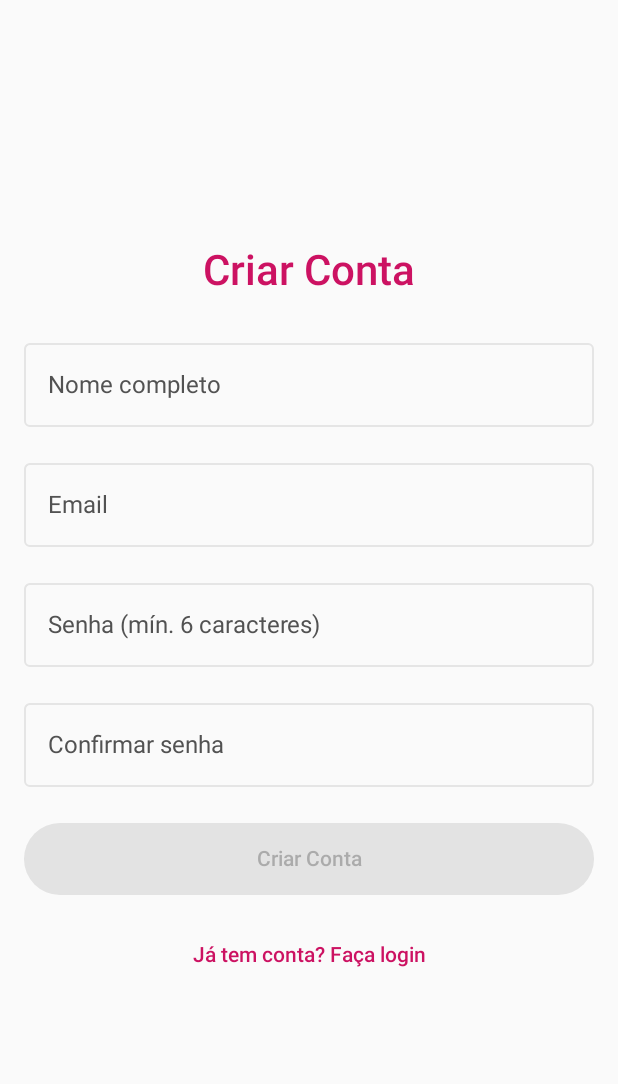
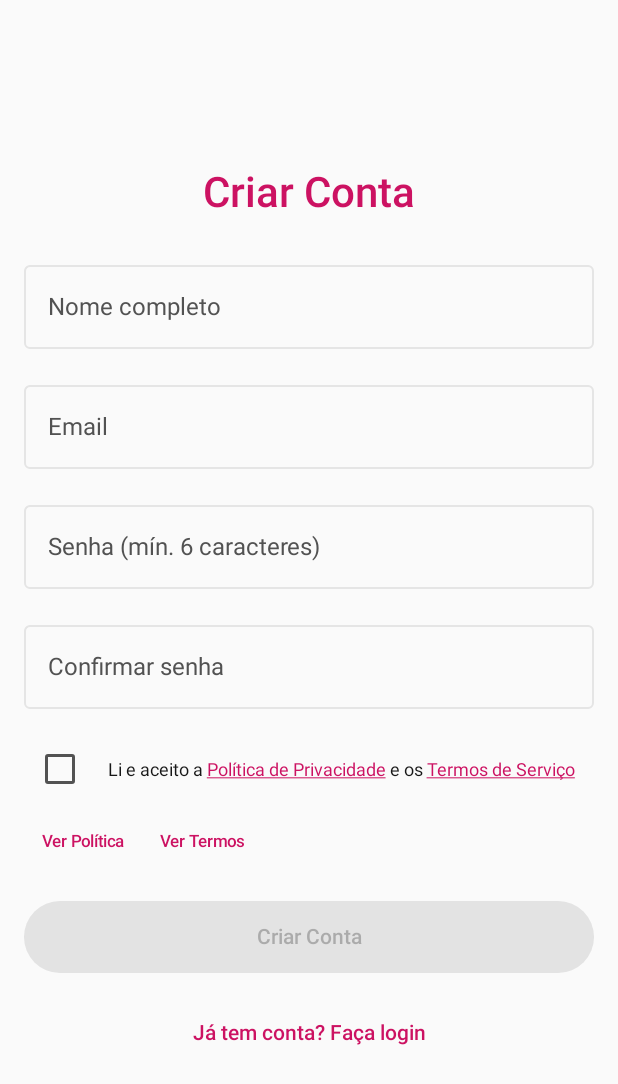
Before and after one commit to imaxcodeco/cycletrack-app, an Android app built with Jetpack Compose: the screen it shows after launch (MainActivity), after a tap on "Não tem conta? Crie uma", on a phone screen of 412 x 824 dp. Shown: the top 1084 px of the screen. Run offline under Robolectric (Android 15) with nearby library versions, the phone set to English and light mode, and no system bars; our stand-ins replace Dagger/Hilt's generated code, Firebase (no records; nobody signed in at launch, a user with empty details on screens opened directly), Timber; libraries missing offline, so code that uses them is left out: io.realm; 3 statements that could not run were skipped.

Commit message:
fix: address LGPD/legal compliance gaps found in pre-launch audit
- Add explicit consent checkbox at signup (required to enable "Criar Conta"),
  with clickable links to hosted Política de Privacidade and Termos de Serviço.
  LGPD Art. 11 requires specific, highlighted consent for sensitive (health) data;
  previously there was no consent evidence captured at account creation.
- Add visible medical disclaimer on Home screen near cycle/ovulation predictions
  ("Estimativas... Não é método contraceptivo nem substitui orientação médica").
  Previously the disclaimer only existed in the Terms document, never shown in-app.
- Remove FOREGROUND_SERVICE and FOREGROUND_SERVICE_DATA_SYNC permissions:
  no <service> or setForeground/startForeground call exists in the codebase.
  Unused permission was inconsistent with "no data sync" privacy claim and could
  trigger Play Console review questions.
- Remove duplicate POST_NOTIFICATIONS permission declaration.
- Remove user email from Timber.d() logs in sign-up/sign-in/getCurrentUser
  (FirebaseAuthRepository). Stripped in release via ProGuard, but visible via
  logcat on debug/internal-testing builds.

Co-Authored-By: Claude Sonnet 5 <noreply@anthropic.com>

```diff
--- a/app/src/main/AndroidManifest.xml
+++ b/app/src/main/AndroidManifest.xml
@@ -16,11 +16,6 @@
     <uses-permission android:name="android.permission.RECEIVE_BOOT_COMPLETED" />
     <uses-permission android:name="android.permission.VIBRATE" />
     <uses-permission android:name="android.permission.WAKE_LOCK" />
-
-    <!-- App em foreground (sincronização / notificações) -->
-    <uses-permission android:name="android.permission.FOREGROUND_SERVICE" />
-    <uses-permission android:name="android.permission.FOREGROUND_SERVICE_DATA_SYNC" />
-    <uses-permission android:name="android.permission.POST_NOTIFICATIONS" />
 
     <!-- Biometria -->
     <uses-permission android:name="android.permission.USE_BIOMETRIC" />
--- a/app/src/main/java/com/seuapp/cycletrack/presentation/ui/auth/SignUpScreen.kt
+++ b/app/src/main/java/com/seuapp/cycletrack/presentation/ui/auth/SignUpScreen.kt
@@ -4,15 +4,18 @@ import androidx.compose.foundation.background
 import androidx.compose.foundation.layout.Arrangement
 import androidx.compose.foundation.layout.Box
 import androidx.compose.foundation.layout.Column
+import androidx.compose.foundation.layout.Row
 import androidx.compose.foundation.layout.Spacer
 import androidx.compose.foundation.layout.fillMaxSize
 import androidx.compose.foundation.layout.fillMaxWidth
 import androidx.compose.foundation.layout.height
 import androidx.compose.foundation.layout.padding
+import androidx.compose.foundation.layout.width
 import androidx.compose.foundation.rememberScrollState
 import androidx.compose.foundation.text.KeyboardOptions
 import androidx.compose.foundation.verticalScroll
 import androidx.compose.material3.Button
+import androidx.compose.material3.Checkbox
 import androidx.compose.material3.CircularProgressIndicator
 import androidx.compose.material3.MaterialTheme
 import androidx.compose.material3.OutlinedTextField
@@ -25,10 +28,18 @@ import androidx.compose.runtime.remember
 import androidx.compose.runtime.setValue
 import androidx.compose.ui.Alignment
 import androidx.compose.ui.Modifier
+import androidx.compose.ui.platform.LocalUriHandler
+import androidx.compose.ui.text.SpanStyle
+import androidx.compose.ui.text.buildAnnotatedString
 import androidx.compose.ui.text.input.KeyboardType
 import androidx.compose.ui.text.input.PasswordVisualTransformation
+import androidx.compose.ui.text.style.TextDecoration
+import androidx.compose.ui.text.withStyle
 import androidx.compose.ui.unit.dp
 import com.seuapp.cycletrack.presentation.ui.theme.CycleTrackDimens
+
+private const val PRIVACY_POLICY_URL = "https://imaxcodeco.github.io/cycletrack-app/"
+private const val TERMS_URL = "https://imaxcodeco.github.io/cycletrack-app/terms.html"
 
 @Composable
 fun SignUpScreen(
@@ -42,6 +53,8 @@ fun SignUpScreen(
     var name by remember { mutableStateOf("") }
     var confirmPassword by remember { mutableStateOf("") }
     var localError by remember { mutableStateOf<String?>(null) }
+    var consentChecked by remember { mutableStateOf(false) }
+    val uriHandler = LocalUriHandler.current
 
     Column(
         modifier = Modifier
@@ -116,7 +129,45 @@ fun SignUpScreen(
             )
         }
 
-        Spacer(Modifier.height(CycleTrackDimens.spacingLg))
+        Spacer(Modifier.height(CycleTrackDimens.spacingMd))
+
+        Row(
+            verticalAlignment = Alignment.CenterVertically,
+            modifier = Modifier.fillMaxWidth(),
+        ) {
+            Checkbox(
+                checked = consentChecked,
+                onCheckedChange = { consentChecked = it },
+                enabled = !isLoading,
+            )
+            Spacer(Modifier.width(CycleTrackDimens.spacingXs))
+            val consentText = buildAnnotatedString {
+                append("Li e aceito a ")
+                withStyle(SpanStyle(textDecoration = TextDecoration.Underline, color = MaterialTheme.colorScheme.primary)) {
+                    append("Política de Privacidade")
+                }
+                append(" e os ")
+                withStyle(SpanStyle(textDecoration = TextDecoration.Underline, color = MaterialTheme.colorScheme.primary)) {
+                    append("Termos de Serviço")
+                }
+            }
+            Text(
+                text = consentText,
+                style = MaterialTheme.typography.bodySmall,
+                modifier = Modifier.weight(1f),
+            )
+        }
+
+        Row(modifier = Modifier.fillMaxWidth()) {
+            TextButton(onClick = { uriHandler.openUri(PRIVACY_POLICY_URL) }) {
+                Text("Ver Política", style = MaterialTheme.typography.labelSmall)
+            }
+            TextButton(onClick = { uriHandler.openUri(TERMS_URL) }) {
+                Text("Ver Termos", style = MaterialTheme.typography.labelSmall)
+            }
+        }
+
+        Spacer(Modifier.height(CycleTrackDimens.spacingMd))
 
         Box(
             modifier = Modifier.fillMaxWidth(),
@@ -130,6 +181,7 @@ fun SignUpScreen(
                         localError = when {
                             password.length < 6 -> "A senha precisa ter pelo menos 6 caracteres."
                             password != confirmPassword -> "As senhas não coincidem."
+                            !consentChecked -> "Você precisa aceitar a Política de Privacidade e os Termos de Serviço."
                             else -> null
                         }
                         if (localError == null) {
@@ -139,7 +191,7 @@ fun SignUpScreen(
                     modifier = Modifier
                         .fillMaxWidth()
                         .height(48.dp),
-                    enabled = email.isNotEmpty() && password.isNotEmpty() && name.isNotEmpty(),
+                    enabled = email.isNotEmpty() && password.isNotEmpty() && name.isNotEmpty() && consentChecked,
                 ) {
                     Text("Criar Conta")
                 }
```
Also changed, not shown: app/src/main/java/com/seuapp/cycletrack/data/remote/firebase/FirebaseAuthRepository.kt (+4 -7 lines), app/src/main/java/com/seuapp/cycletrack/presentation/ui/home/HomeScreen.kt (+8 -0 lines).
